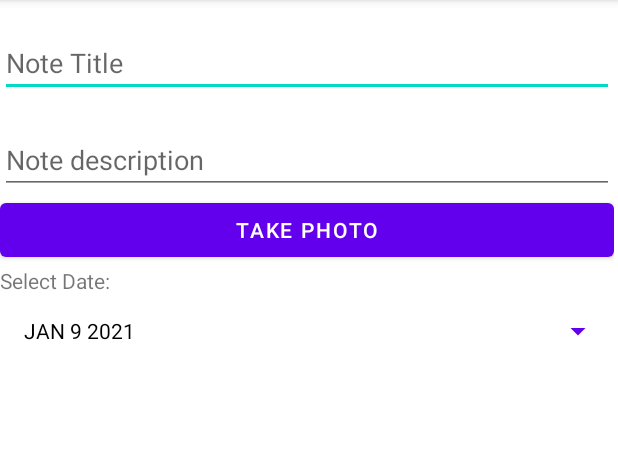
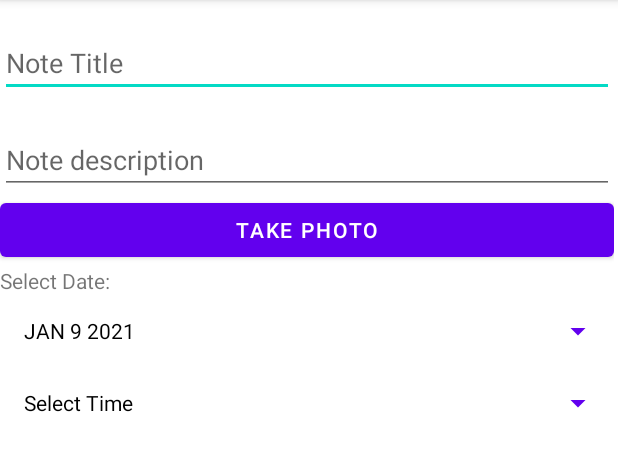
Before and after one commit to ayu-ahilan/Notes2, an Android app: the AddNote screen opened directly, with no data from a screen before it, after a tap on "TAKE PHOTO", on a phone screen of 412 x 824 dp, the part 84-555 px from its top. Run offline under Robolectric (Android 15) with nearby library versions, the phone set to English and light mode, and no system bars.

Commit message:
Time-Picker added

```diff
--- a/app/src/main/java/ch/bbw/modul335/myapplication/AddNote.java
+++ b/app/src/main/java/ch/bbw/modul335/myapplication/AddNote.java
@@ -4,6 +4,7 @@ import androidx.appcompat.app.AppCompatActivity;
 
 import android.app.AlertDialog;
 import android.app.DatePickerDialog;
+import android.app.TimePickerDialog;
 import android.content.ActivityNotFoundException;
 import android.content.Intent;
 import android.graphics.Bitmap;
@@ -13,9 +14,11 @@ import android.view.View;
 import android.widget.Button;
 import android.widget.DatePicker;
 import android.widget.ImageView;
+import android.widget.TimePicker;
 
 import java.util.Calendar;
 import java.util.Date;
+import java.util.Locale;
 
 public class AddNote extends AppCompatActivity {
 
@@ -24,6 +27,8 @@ public class AddNote extends AppCompatActivity {
     ImageView preview;
     private DatePickerDialog datePickerDialog;
     private Button dateButton;
+    private Button timeButton;
+    int hour, min;
 
     public void takePhoto(View view) {
         Intent intent = new Intent(MediaStore.ACTION_IMAGE_CAPTURE);
@@ -38,6 +43,7 @@ public class AddNote extends AppCompatActivity {
         initDatePicker();
         dateButton = findViewById(R.id.datePickerButton);
         dateButton.setText(getTodaysDate());
+        timeButton = findViewById(R.id.timeButton);
     }
 
     private String getTodaysDate() {
@@ -100,9 +106,6 @@ public class AddNote extends AppCompatActivity {
             return "JAN";
         // never happen
             return "JAN";
-
-
-
     }
 
     @Override
@@ -119,4 +122,22 @@ public class AddNote extends AppCompatActivity {
     public void openDatePicker(View view) {
         datePickerDialog.show();
     }
+
+    public void popTimePicker(View view) {
+        TimePickerDialog.OnTimeSetListener onTimeSetListener = new TimePickerDialog.OnTimeSetListener() {
+            @Override
+            public void onTimeSet(TimePicker view, int selectedHour, int selectedMinute) {
+                hour = selectedHour;
+                min = selectedMinute;
+
+                timeButton.setText(String.format(Locale.getDefault(), "%02d:%02d", hour, min));
+
+            }
+        };
+
+        TimePickerDialog timePickerDialog = new TimePickerDialog(this, onTimeSetListener, hour, min, true);
+
+        timePickerDialog.setTitle("Select Time");
+        timePickerDialog.show();
+    }
 }
--- a/app/src/main/res/layout/activity_add_note.xml
+++ b/app/src/main/res/layout/activity_add_note.xml
@@ -65,6 +65,15 @@
             android:onClick="openDatePicker"
             style="?android:spinnerStyle"/>
 
+        <Button
+            android:id="@+id/timeButton"
+            android:onClick="popTimePicker"
+            android:layout_width="match_parent"
+            android:layout_height="wrap_content"
+            android:text="Select Time"
+            android:textColor="@color/black"
+            style="?android:spinnerStyle"/>
+
     </LinearLayout>
 
 </androidx.constraintlayout.widget.ConstraintLayout>
```
